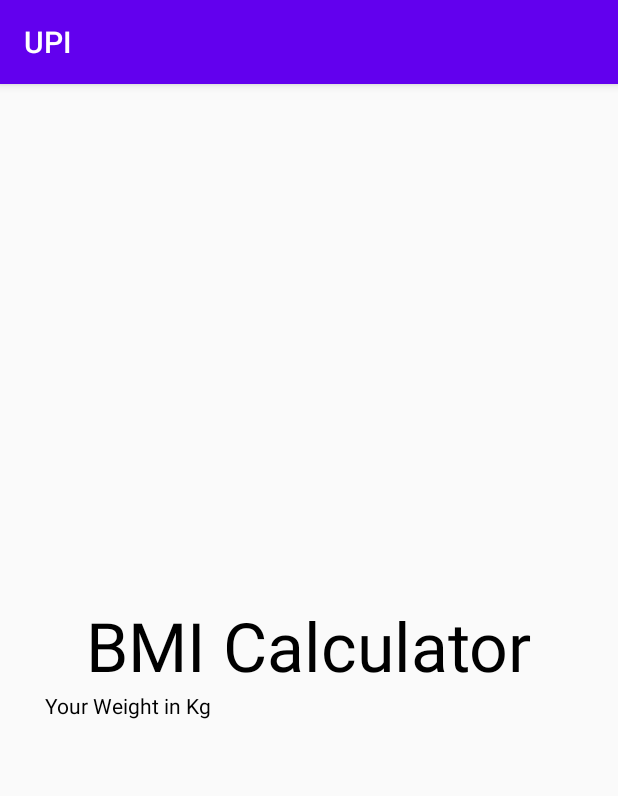
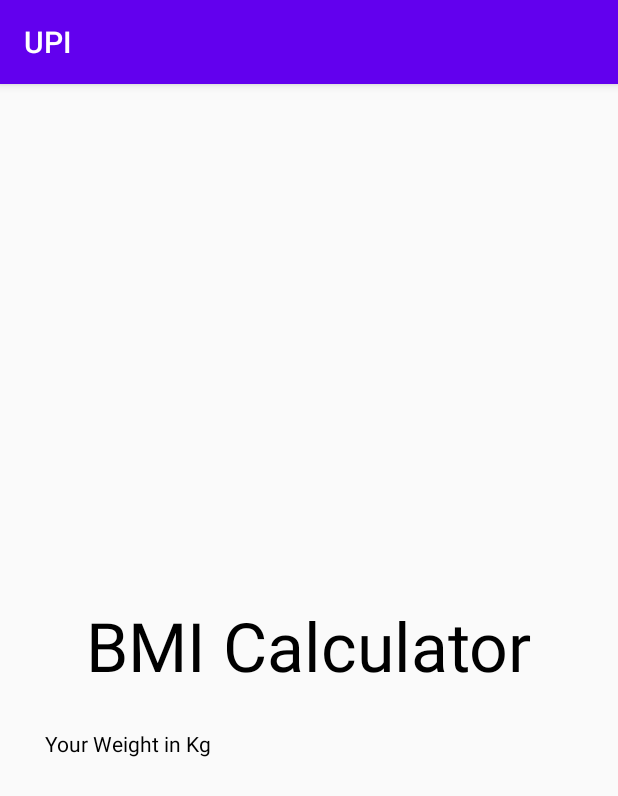
Before and after one commit to Mini-Project-GLAU-2020-21/Patient-s_Unique_Identification, an Android app: the Bmi screen opened directly, with no data from a screen before it, on a phone screen of 412 x 824 dp. Shown: the top 796 px of the screen. Run offline under Robolectric (Android 15) with nearby library versions, the phone set to English and light mode, and no system bars; Roboto replaces fonts that are not available here.

Commit message:
Initial Commit

```diff
--- a/app/src/main/res/layout/activity_bmi.xml
+++ b/app/src/main/res/layout/activity_bmi.xml
@@ -13,6 +13,7 @@
     android:text="BMI Calculator"
     android:textSize="45sp"
     android:textColor="#000"
+    android:layout_marginVertical="25dp"
     />
     <TextView
         android:layout_width="match_parent"
```
